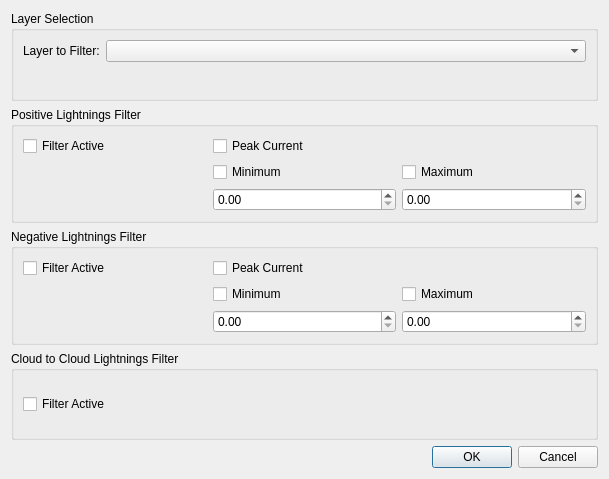
The window that ui/dialogs/filters.ui (JaumeFigueras/GisFIRE-Lightnings) describes before a commit, drawn with Qt 5.
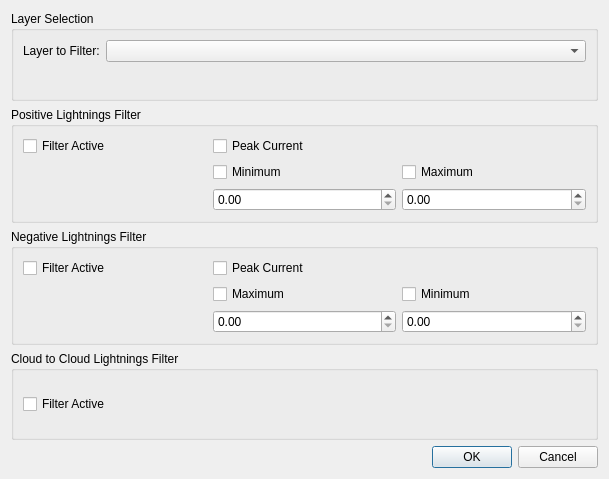
The same window after the commit. Custom widgets are drawn as their Qt base class.

Commit message: Filters more complete

Patch:
```diff
--- a/ui/dialogs/filters.ui
+++ b/ui/dialogs/filters.ui
@@ -153,7 +153,7 @@
             <item>
              <widget class="QCheckBox" name="_enable_negative_max_current_filter">
               <property name="text">
-               <string>Maximum</string>
+               <string>Minimum</string>
               </property>
              </widget>
             </item>
@@ -167,7 +167,7 @@
             <item>
              <widget class="QCheckBox" name="_enable_negative_min_current_filter">
               <property name="text">
-               <string>Minimum</string>
+               <string>Maximum</string>
               </property>
              </widget>
             </item>
```
The commit also changes 2 other files.
